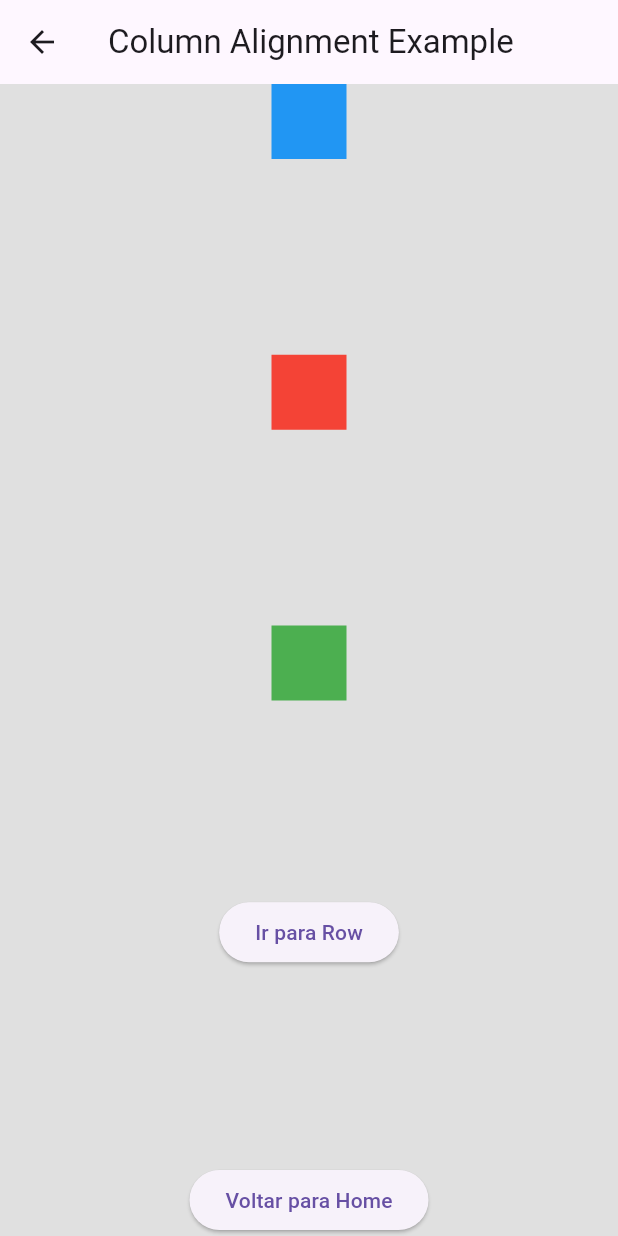
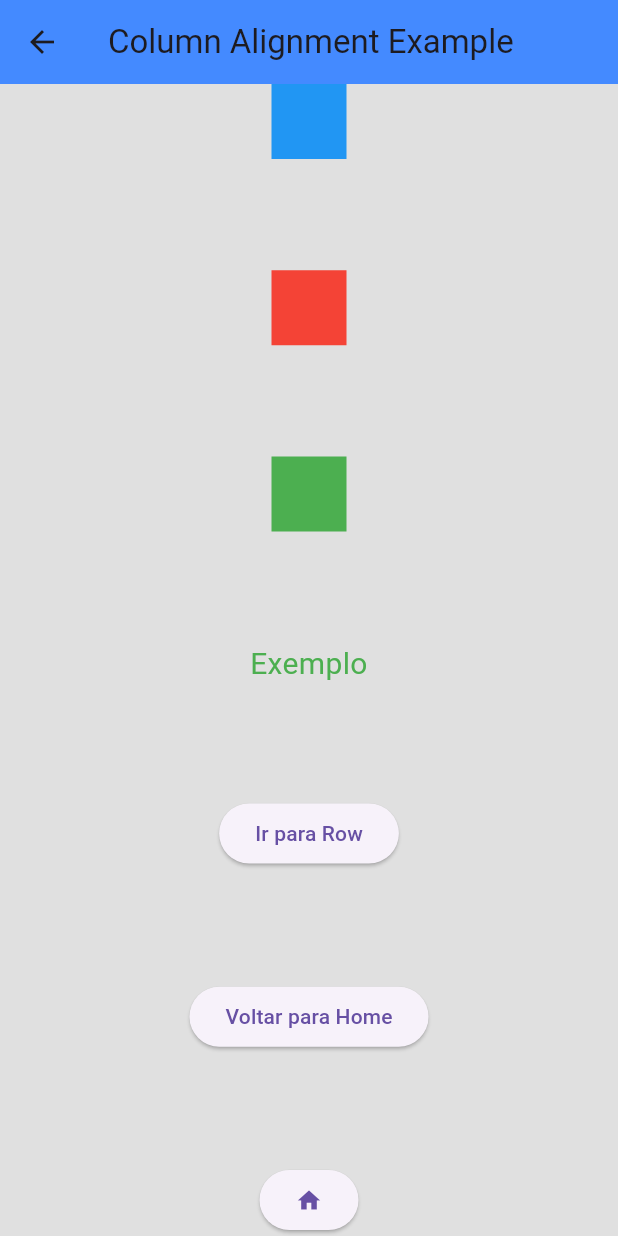
Before and after one commit to Viniciusalmei/AulasMobile, a Flutter app: the screen it shows after launch, after a tap on "Column Widgets", on a phone screen of 412 x 824 dp. Run offline on Flutter 3.47's test engine with Material 3 defaults, Android fonts, the phone set to English and light mode, and no system bars.

Commit message:
subindo implementacao 21.02

```diff
--- a/projeto_teste/lib/column.dart
+++ b/projeto_teste/lib/column.dart
@@ -9,7 +9,7 @@ class ColumnExample extends StatelessWidget {
   @override
   Widget build(BuildContext context) {
     return Scaffold(
-      appBar: AppBar(title: const Text("Column Alignment Example")),
+      appBar: AppBar(title: const Text("Column Alignment Example"),centerTitle: true,backgroundColor: Colors.blueAccent,),
       body: Container(
         width: double.infinity,
         height: double.infinity,
@@ -21,6 +21,7 @@ class ColumnExample extends StatelessWidget {
             Container(width: 50, height: 50, color: Colors.blue),
             Container(width: 50, height: 50, color: Colors.red),
             Container(width: 50, height: 50, color: Colors.green),
+            Text('Exemplo',style:TextStyle(color: Colors.green,fontSize: 20),textAlign: TextAlign.center,),
             ElevatedButton(
               onPressed: () {
                 Navigator.push(
@@ -34,8 +35,12 @@ class ColumnExample extends StatelessWidget {
             ),
 
             ElevatedButton(onPressed: (){
-              Navigator.push(context, MaterialPageRoute(builder: (context)=> const Home(  )));
-            }, child: Text("Voltar para Home"))
+              Navigator.push(context, MaterialPageRoute(builder: (context)=> Home()));
+            }, child: Text("Voltar para Home")),
+             ElevatedButton(onPressed: (){
+
+            }, child: Icon(Icons.home)),
+
           ],
         ),
       ),
--- a/projeto_teste/lib/main.dart
+++ b/projeto_teste/lib/main.dart
@@ -33,7 +33,6 @@ class Home extends StatelessWidget {
       Column(
         mainAxisAlignment: MainAxisAlignment.spaceAround,
                 children: [
-        Image.network('https://docs.flutterflow.io/assets/images/row-main-axis-51a849d58cd39f3daaf64557e0845bcb.png'),
         Text('Discover Orientation Widgets.',style: TextStyle(fontSize: 20),),
         Row(
           mainAxisAlignment: MainAxisAlignment.center,
```
Also changed, not shown: 1 other file.
